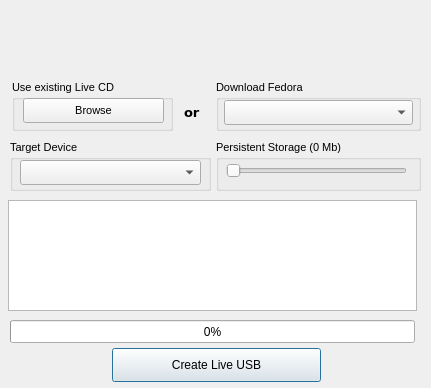
This is data/liveusb-creator-linux.ui in lmacken/liveusb-creator as Qt 5 draws it before an edit. The edited form follows.
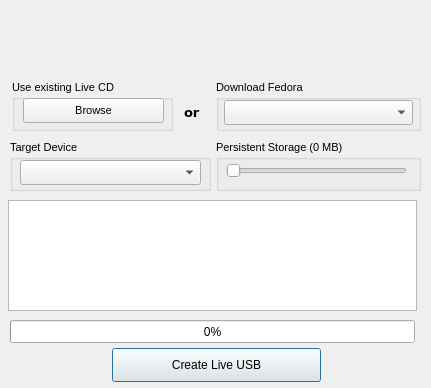
This is the edited form. Icons and pictures are not drawn.

The edit to the form file:
```diff
--- a/data/liveusb-creator-linux.ui
+++ b/data/liveusb-creator-linux.ui
@@ -224,7 +224,7 @@
     <string comment="comment!" >By allocating extra space on your USB stick for a persistent overlay, you will be able to store data and make permanent modifications to your live operating system.  Without it, you will not be able to save data that will persist after a reboot.</string>
    </property>
    <property name="title" >
-    <string>Persistent Storage (0 Mb)</string>
+    <string>Persistent Storage (0 MB)</string>
    </property>
    <widget class="QSlider" name="overlaySlider" >
     <property name="geometry" >
```
